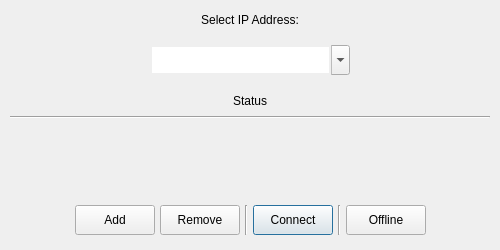
Before: the Qt Designer form Applications/relax2/ui/connDialog.ui in OpenMRI/ocra, drawn with Qt 5.
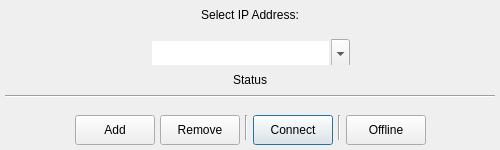
After: the same form once the commit is applied.

What changed in the file:
```diff
--- a/Applications/relax2/ui/connDialog.ui
+++ b/Applications/relax2/ui/connDialog.ui
@@ -7,11 +7,11 @@
     <x>0</x>
     <y>0</y>
     <width>500</width>
-    <height>250</height>
+    <height>150</height>
    </rect>
   </property>
   <property name="sizePolicy">
-   <sizepolicy hsizetype="Preferred" vsizetype="Preferred">
+   <sizepolicy hsizetype="Preferred" vsizetype="MinimumExpanding">
     <horstretch>0</horstretch>
     <verstretch>0</verstretch>
    </sizepolicy>
@@ -19,13 +19,13 @@
   <property name="minimumSize">
    <size>
     <width>500</width>
-    <height>250</height>
+    <height>150</height>
    </size>
   </property>
   <property name="maximumSize">
    <size>
     <width>500</width>
-    <height>250</height>
+    <height>350</height>
    </size>
   </property>
   <property name="windowTitle">
@@ -36,16 +36,16 @@
     <number>5</number>
    </property>
    <property name="leftMargin">
-    <number>10</number>
+    <number>5</number>
    </property>
    <property name="topMargin">
-    <number>10</number>
+    <number>5</number>
    </property>
    <property name="rightMargin">
-    <number>10</number>
+    <number>5</number>
    </property>
    <property name="bottomMargin">
-    <number>10</number>
+    <number>5</number>
    </property>
    <item>
     <widget class="QLabel" name="ip_label">
@@ -220,10 +220,23 @@
      </property>
     </widget>
    </item>
+   <item>
+    <spacer name="verticalSpacer_2">
+     <property name="orientation">
+      <enum>Qt::Vertical</enum>
+     </property>
+     <property name="sizeHint" stdset="0">
+      <size>
+       <width>20</width>
+       <height>2</height>
+      </size>
+     </property>
+    </spacer>
+   </item>
    <item>
     <widget class="QLabel" name="help">
      <property name="sizePolicy">
-      <sizepolicy hsizetype="Preferred" vsizetype="Preferred">
+      <sizepolicy hsizetype="Preferred" vsizetype="MinimumExpanding">
        <horstretch>0</horstretch>
        <verstretch>0</verstretch>
       </sizepolicy>
@@ -231,7 +244,7 @@
      <property name="minimumSize">
       <size>
        <width>0</width>
-       <height>0</height>
+       <height>2</height>
       </size>
      </property>
      <property name="maximumSize">
@@ -257,12 +270,12 @@
       <enum>Qt::Vertical</enum>
      </property>
      <property name="sizeType">
-      <enum>QSizePolicy::Fixed</enum>
+      <enum>QSizePolicy::Expanding</enum>
      </property>
      <property name="sizeHint" stdset="0">
       <size>
        <width>20</width>
-       <height>20</height>
+       <height>2</height>
       </size>
      </property>
     </spacer>
```
